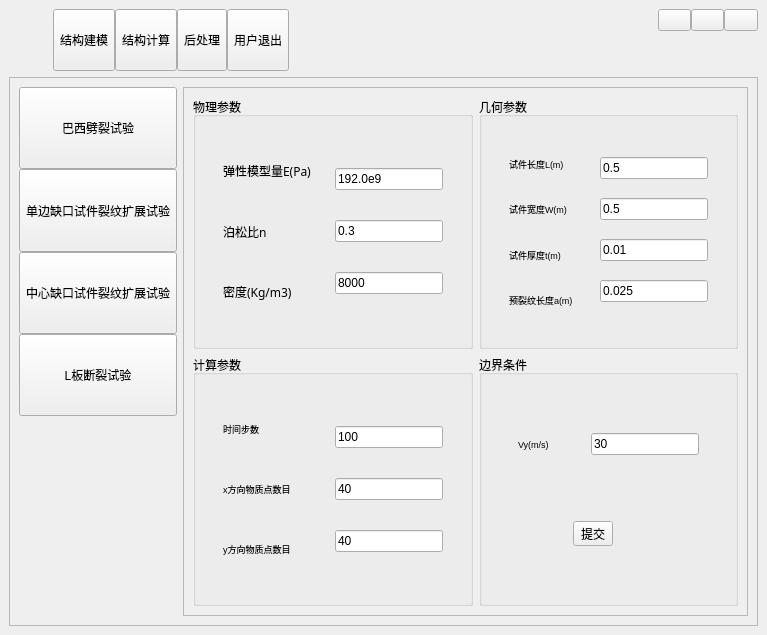
Above: qwcalsoftware.ui from ruri666/CDUCT before the change. Below: the same form after it.
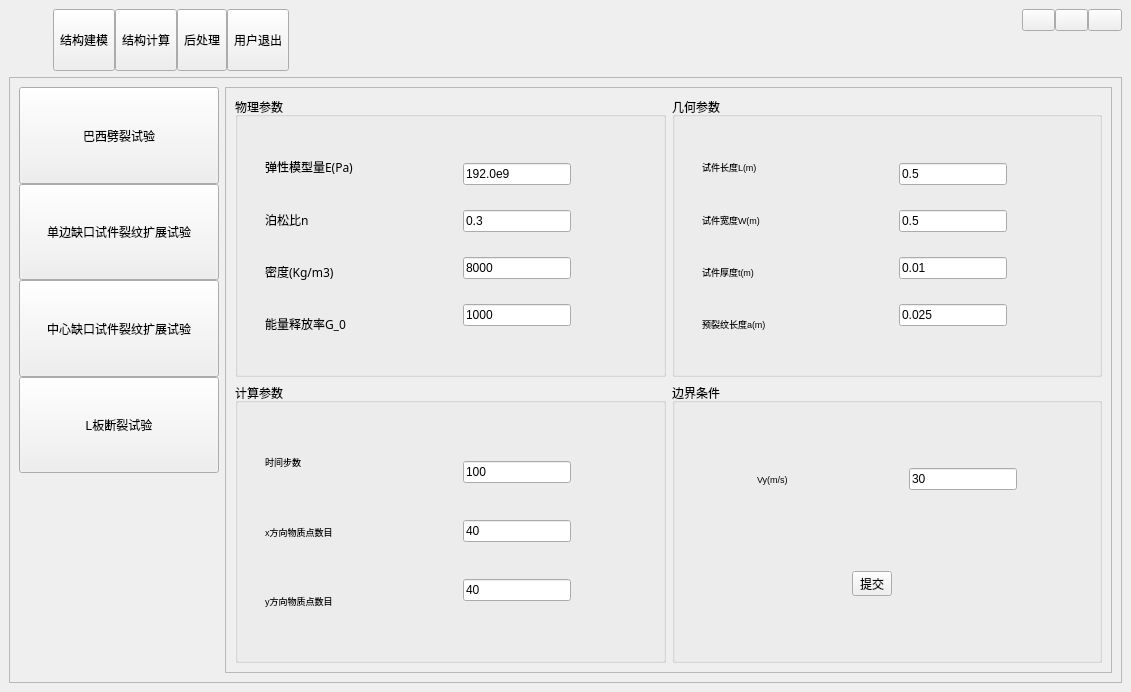
That is the form after the change. The open tabs and pages were chosen to show the change. Icons and pictures are not drawn.

Commit message: 2.3 界面微调

```diff
--- a/qwcalsoftware.ui
+++ b/qwcalsoftware.ui
@@ -2,6 +2,14 @@
 <ui version="4.0">
  <class>QWCalSoftware</class>
  <widget class="QMainWindow" name="QWCalSoftware">
+  <property name="geometry">
+   <rect>
+    <x>0</x>
+    <y>0</y>
+    <width>1131</width>
+    <height>692</height>
+   </rect>
+  </property>
   <property name="windowTitle">
    <string>固体连续-非连续变形统一模拟软件</string>
   </property>
@@ -922,6 +930,19 @@
                        </property>
                       </widget>
                      </item>
+                     <item>
+                      <widget class="QLabel" name="lab2_12">
+                       <property name="sizePolicy">
+                        <sizepolicy hsizetype="Fixed" vsizetype="Preferred">
+                         <horstretch>0</horstretch>
+                         <verstretch>0</verstretch>
+                        </sizepolicy>
+                       </property>
+                       <property name="text">
+                        <string>能量释放率G_0</string>
+                       </property>
+                      </widget>
+                     </item>
                     </layout>
                    </widget>
                   </item>
@@ -967,6 +988,19 @@
                        </property>
                       </widget>
                      </item>
+                     <item>
+                      <widget class="QLineEdit" name="txt2_12">
+                       <property name="sizePolicy">
+                        <sizepolicy hsizetype="Fixed" vsizetype="Fixed">
+                         <horstretch>0</horstretch>
+                         <verstretch>0</verstretch>
+                        </sizepolicy>
+                       </property>
+                       <property name="text">
+                        <string>1000</string>
+                       </property>
+                      </widget>
+                     </item>
                     </layout>
                    </widget>
                   </item>
```
Left out of the diff: 70 changed lines with no effect on the pictures. The commit also changes 6 other files.
